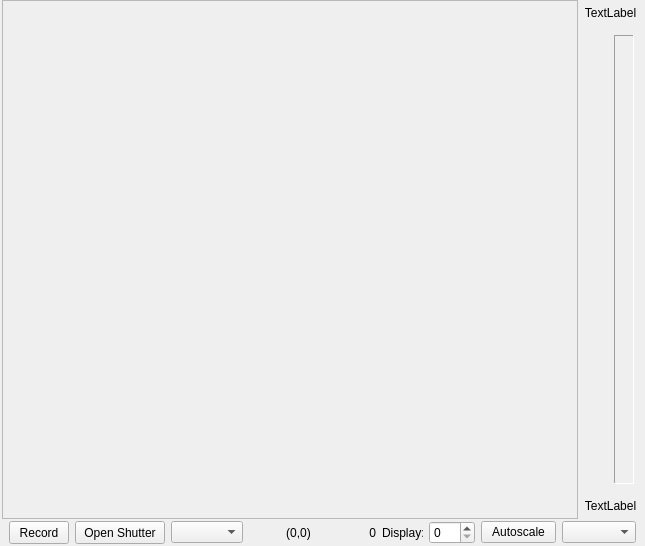
First picture: the form in hal4000/qtdesigner/camera-display.ui, repository ZhuangLab/storm-control, before the edit.
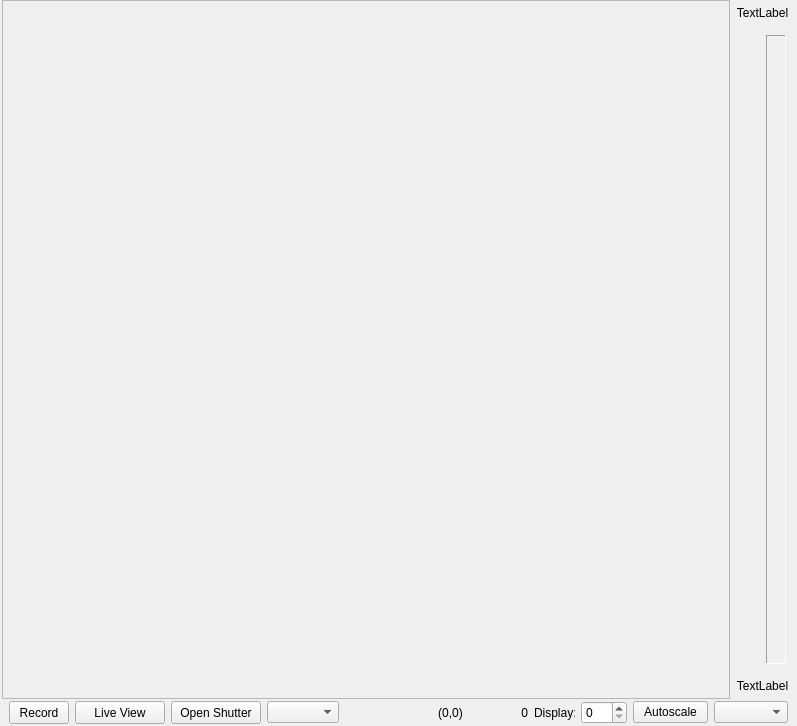
Second picture: the form after the edit. Custom widgets are drawn as their Qt base class.

Commit message: Added live mode button to camera display

The edit to the form file:
```diff
--- a/hal4000/qtdesigner/camera-display.ui
+++ b/hal4000/qtdesigner/camera-display.ui
@@ -6,8 +6,8 @@
    <rect>
     <x>0</x>
     <y>0</y>
-    <width>645</width>
-    <height>546</height>
+    <width>797</width>
+    <height>726</height>
    </rect>
   </property>
   <property name="windowTitle">
@@ -75,8 +75,8 @@
           <rect>
            <x>0</x>
            <y>0</y>
-           <width>570</width>
-           <height>512</height>
+           <width>726</width>
+           <height>697</height>
           </rect>
          </property>
         </widget>
@@ -219,6 +219,34 @@
         </property>
        </widget>
       </item>
+      <item>
+       <widget class="QPushButton" name="liveViewButton">
+        <property name="sizePolicy">
+         <sizepolicy hsizetype="Fixed" vsizetype="Fixed">
+          <horstretch>0</horstretch>
+          <verstretch>0</verstretch>
+         </sizepolicy>
+        </property>
+        <property name="minimumSize">
+         <size>
+          <width>90</width>
+          <height>0</height>
+         </size>
+        </property>
+        <property name="maximumSize">
+         <size>
+          <width>60</width>
+          <height>23</height>
+         </size>
+        </property>
+        <property name="focusPolicy">
+         <enum>Qt::NoFocus</enum>
+        </property>
+        <property name="text">
+         <string>Live View</string>
+        </property>
+       </widget>
+      </item>
       <item>
        <widget class="QPushButton" name="cameraShutterButton">
         <property name="sizePolicy">
```
The commit also changes 1 other file.
